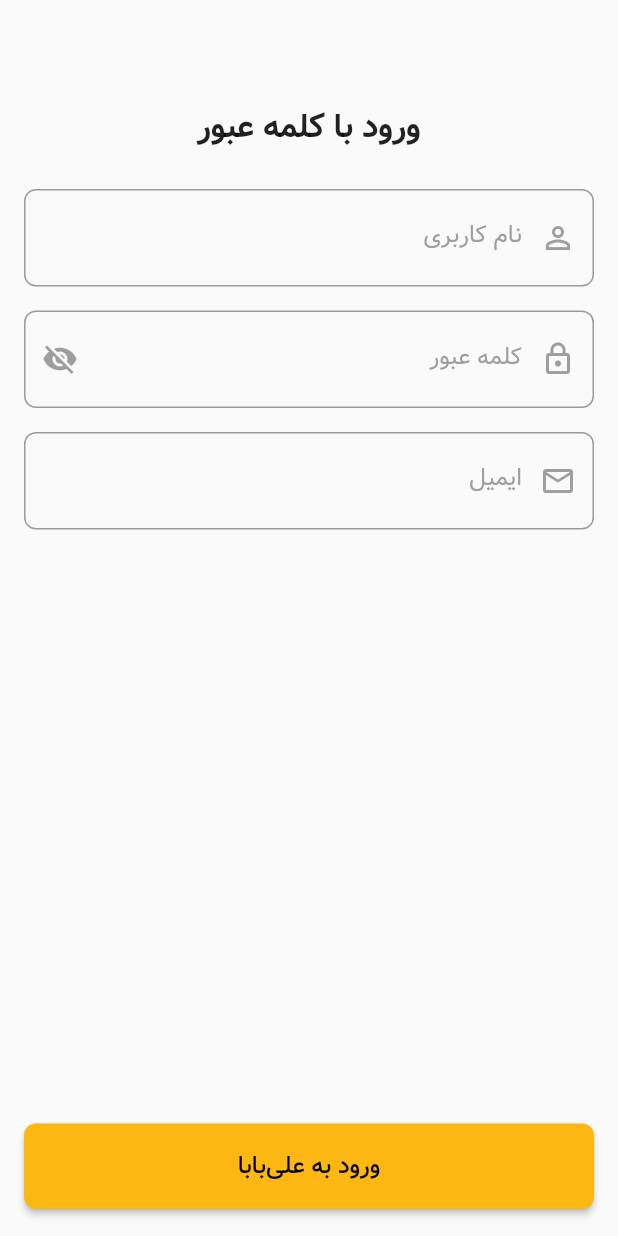
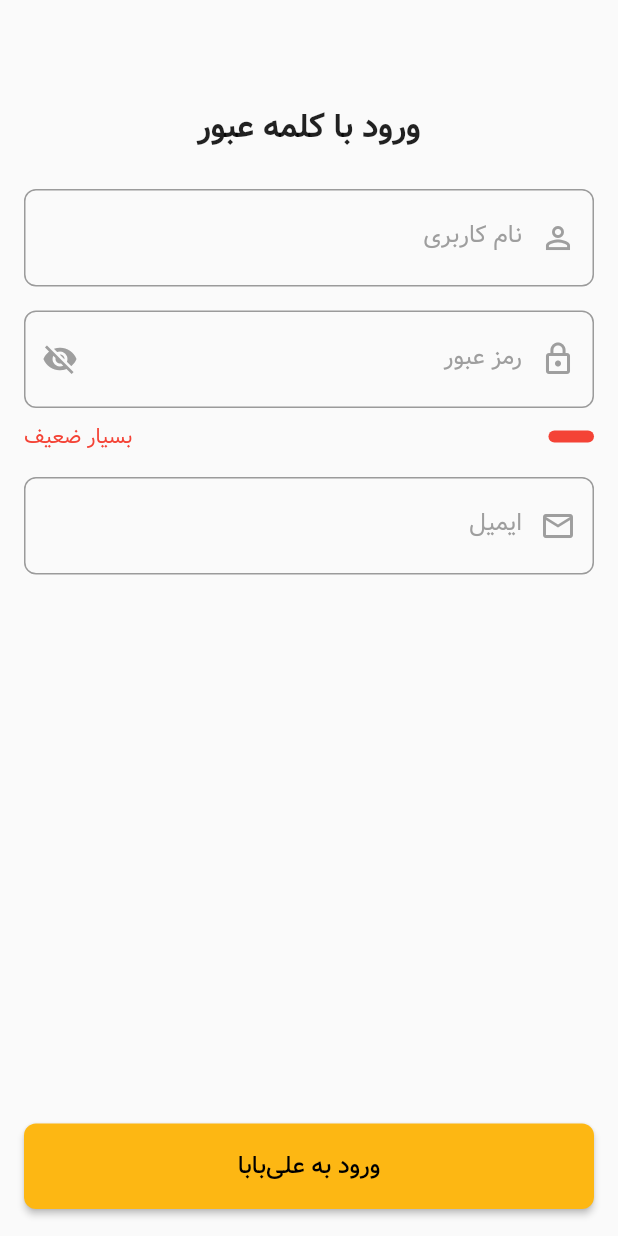
Before and after one commit to SoheilKhorram/alibaba, a Flutter app: the screen it shows after launch, on a phone screen of 412 x 824 dp. Run offline on Flutter 3.47's test engine with Material 2 defaults, Android fonts, the phone set to English and light mode, and no system bars; drawn by our look-alikes of flutter_animation_progress_bar.

Commit message:
add password strength with flutter animation bar

```diff
--- a/lib/widgets/password_input.dart
+++ b/lib/widgets/password_input.dart
@@ -1,21 +1,21 @@
-//import necessary package
-
 import 'package:flutter/material.dart';
 import 'dart:async';
+import 'package:flutter_animation_progress_bar/flutter_animation_progress_bar.dart';
 
 class PasswordInput extends StatefulWidget {
-  const PasswordInput({Key? key});
+  const PasswordInput({Key? key}) : super(key: key);
 
   @override
-  State<PasswordInput> createState() {
-    return _PasswordInputState();
-  }
+  _PasswordInputState createState() => _PasswordInputState();
 }
 
 class _PasswordInputState extends State<PasswordInput> {
   IconData? icon;
   bool? obscureTextState;
   late bool showPassword;
+  final TextEditingController _passwordController = TextEditingController();
+  PasswordStrength _passwordStrength = PasswordStrength.veryWeak;
+
 
   Timer? _timer;
 
@@ -25,6 +25,99 @@ class _PasswordInputState extends State<PasswordInput> {
     icon = Icons.visibility_off;
     obscureTextState = true;
     showPassword = false;
+  }
+
+  @override
+  void dispose() {
+    _passwordController.dispose();
+    _timer?.cancel();
+    super.dispose();
+  }
+
+  void checkPasswordStrength(String password) {
+    setState(() {
+      _passwordStrength = getPasswordStrength(password);
+    });
+  }
+
+  PasswordStrength getPasswordStrength(String password) {
+    if (password.length < 4) {
+      return PasswordStrength.veryWeak;
+    } else if (password.length < 6) {
+      return PasswordStrength.weak;
+    } else if (password.length < 8) {
+      if (_hasLowerCase(password) && _hasUpperCase(password) &&
+          _hasDigit(password)) {
+        return PasswordStrength.strong;
+      } else {
+        return PasswordStrength.weak;
+      }
+    } else {
+      if (_hasLowerCase(password) && _hasUpperCase(password) &&
+          _hasDigit(password) && !_hasRepetitiousWords(password)) {
+        return PasswordStrength.veryStrong;
+      } else if (_hasLowerCase(password) && _hasUpperCase(password) &&
+          _hasDigit(password)) {
+        return PasswordStrength.strong;
+      } else {
+        return PasswordStrength.weak;
+      }
+    }
+  }
+
+  bool _hasLowerCase(String value) => RegExp(r'[a-z]').hasMatch(value);
+
+  bool _hasUpperCase(String value) => RegExp(r'[A-Z]').hasMatch(value);
+
+  bool _hasDigit(String value) => RegExp(r'[0-9]').hasMatch(value);
+
+  bool _hasRepetitiousWords(String value) {
+    List<String> words = value.split(' ');
+    for (int i = 0; i < words.length - 1; i++) {
+      if (value.contains(words[i])) {
+        return true;
+      }
+    }
+    return false;
+  }
+
+  Color getPasswordStrengthColor(PasswordStrength strength) {
+    switch (strength) {
+      case PasswordStrength.veryWeak:
+        return Colors.red;
+      case PasswordStrength.weak:
+        return Colors.orange;
+      case PasswordStrength.strong:
+        return Colors.greenAccent;
+      case PasswordStrength.veryStrong:
+        return Colors.green;
+    }
+  }
+
+  String getPasswordStrengthText(PasswordStrength strength) {
+    switch (strength) {
+      case PasswordStrength.veryWeak:
+        return 'بسیار ضعیف';
+      case PasswordStrength.weak:
+        return 'ضعیف';
+      case PasswordStrength.strong:
+        return 'قوی';
+      case PasswordStrength.veryStrong:
+        return 'بسیار قوی';
+    }
+  }
+
+  double _getProgressBarValue(PasswordStrength strength) {
+    switch (strength) {
+      case PasswordStrength.veryWeak:
+        return 10;
+      case PasswordStrength.weak:
+        return 45;
+      case PasswordStrength.strong:
+        return 75;
+      case PasswordStrength.veryStrong:
+        return 100;
+    }
   }
 
   void togglePasswordVisibility() {
@@ -47,19 +140,17 @@ class _PasswordInputState extends State<PasswordInput> {
   }
 
   @override
-  void dispose() {
-    _timer?.cancel();
-    super.dispose();
-  }
-
-  @override
   Widget build(BuildContext context) {
-    return SizedBox(
+    return Directionality(
+      textDirection: TextDirection.rtl,
       child: Padding(
         padding: const EdgeInsets.symmetric(vertical: 8, horizontal: 16),
-        child: Directionality(
-          textDirection: TextDirection.rtl,
-          child: TextField(
+        child: Column(
+          crossAxisAlignment: CrossAxisAlignment.start,
+          children: [
+            TextField(
+              controller: _passwordController,
+              onChanged: checkPasswordStrength,
               obscureText: !showPassword,
               style: const TextStyle(
                 fontFamily: 'Vazir',
@@ -75,25 +166,63 @@ class _PasswordInputState extends State<PasswordInput> {
                 ),
                 suffixIcon: IconButton(
                   onPressed: togglePasswordVisibility,
-                icon: Icon(color: Colors.grey, icon),
+                  icon: Icon(icon, color: Colors.grey),
                 ),
                 border: const OutlineInputBorder(
                   borderRadius: BorderRadius.all(Radius.circular(8)),
                 ),
-              focusedBorder: const OutlineInputBorder(
-                borderRadius: BorderRadius.all(Radius.circular(8)),
+                focusedBorder: OutlineInputBorder(
+                  borderRadius: const BorderRadius.all(Radius.circular(8)),
                   borderSide: BorderSide(
-                  color: Color(0xFFFDB713),
+                    color: getPasswordStrengthColor(_passwordStrength),
                     width: 2.5,
                   ),
                 ),
-              labelStyle:
-              const TextStyle(fontFamily: 'Vazir', color: Colors.grey),
-              labelText: 'کلمه عبور',
+                labelStyle: const TextStyle(
+                  fontFamily: 'Vazir',
+                  color: Colors.grey,
+                ),
+                labelText: 'رمز عبور',
               ),
             ),
+            const SizedBox(height: 8),
+           Row(
+              children: [
+               Expanded(
+                 child: Transform(
+                  alignment: Alignment.bottomCenter,
+                  transform: Matrix4.rotationY(3.14159),
+                  child: FAProgressBar(
+                  progressColor: getPasswordStrengthColor(
+                  _passwordStrength),
+                  currentValue: _getProgressBarValue(_passwordStrength),
+                  size: 8,
+                  direction: Axis.horizontal,
+                  verticalDirection: VerticalDirection.up,
+                  borderRadius: const BorderRadius.all(Radius.circular(4)),
+          ),
+        ),
+      ),
+                const SizedBox(width: 4),
+                Text(
+                  getPasswordStrengthText(_passwordStrength),
+                  style: TextStyle(
+                    fontFamily: 'Vazir',
+                    color: getPasswordStrengthColor(_passwordStrength),
+                  ),
+                ),
+              ],
+            ),
+          ],
         ),
       ),
     );
   }
 }
+
+enum PasswordStrength {
+  veryWeak,
+  weak,
+  strong,
+  veryStrong,
+}
```
Lines whose indentation alone changed are shown as unchanged.
